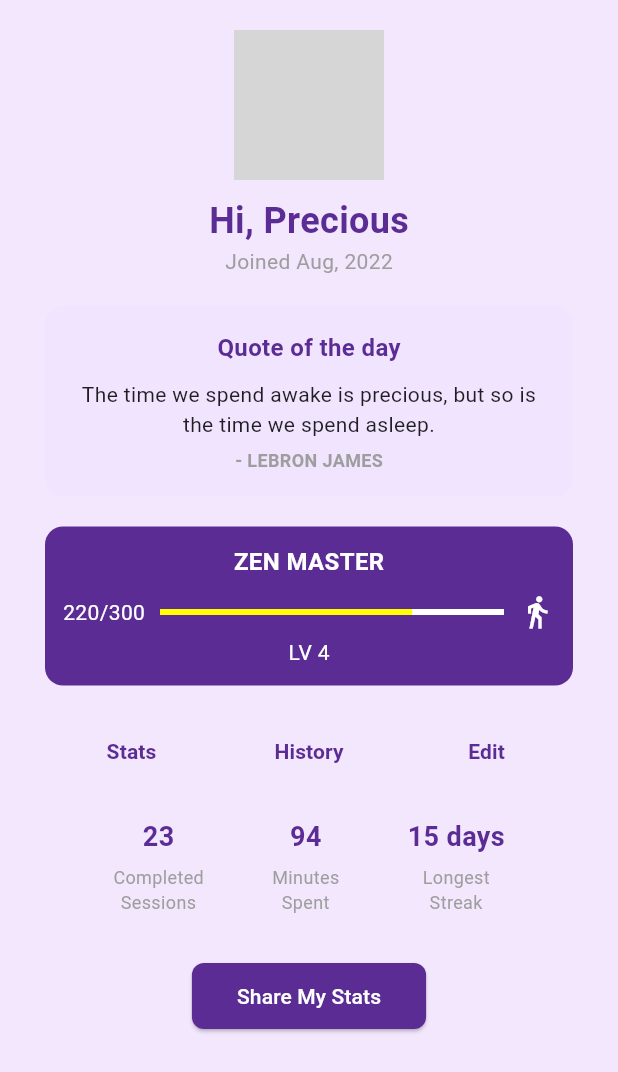
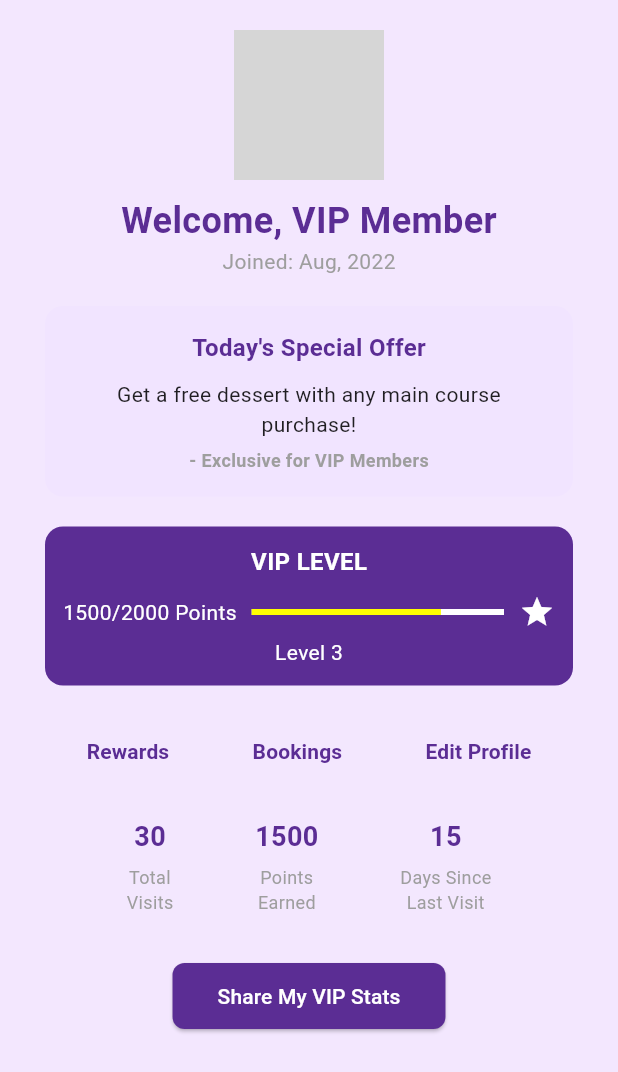
Before and after one commit to MaiAnh-sin/Goup12-lap-trinh-thiet-bi-di-dong, a Flutter app: the UserProfilePage screen opened directly, on a phone screen of 412 x 824 dp. Shown: the top 1072 px of the screen. Run offline on Flutter 3.47's test engine with Material 3 defaults, Android fonts, the phone set to English and light mode, and no system bars; our stand-ins replace dash_chat_2, flutter_gemini, geolocator, google_maps_flutter, permission_handler; grey boxes are pictures that could not be loaded.

Commit message:
Hưng up date profile dart

```diff
--- a/lib/profile.dart
+++ b/lib/profile.dart
@@ -22,7 +22,7 @@ class _UserProfilePageState extends State<UserProfilePage> {
             ),
             SizedBox(height: 10),
             Text(
-              "Hi, Precious",
+              "Welcome, VIP Member",
               style: TextStyle(
                 fontSize: 24,
                 fontWeight: FontWeight.bold,
@@ -30,7 +30,7 @@ class _UserProfilePageState extends State<UserProfilePage> {
               ),
             ),
             Text(
-              "Joined Aug, 2022",
+              "Joined: Aug, 2022",
               style: TextStyle(
                 fontSize: 14,
                 color: Colors.grey,
@@ -38,7 +38,7 @@ class _UserProfilePageState extends State<UserProfilePage> {
             ),
             SizedBox(height: 20),
 
-            // Quote of the Day
+            // Special Message or Offer of the Day
             Padding(
               padding: EdgeInsets.symmetric(horizontal: 30),
               child: Container(
@@ -50,7 +50,7 @@ class _UserProfilePageState extends State<UserProfilePage> {
                 child: Column(
                   children: [
                     Text(
-                      "Quote of the day",
+                      "Today's Special Offer",
                       style: TextStyle(
                         fontSize: 16,
                         color: Color(0xFF5B2D94),
@@ -59,13 +59,13 @@ class _UserProfilePageState extends State<UserProfilePage> {
                     ),
                     SizedBox(height: 10),
                     Text(
-                      "The time we spend awake is precious, but so is the time we spend asleep.",
+                      "Get a free dessert with any main course purchase!",
                       textAlign: TextAlign.center,
                       style: TextStyle(fontSize: 14, color: Colors.black87),
                     ),
                     SizedBox(height: 5),
                     Text(
-                      "- LEBRON JAMES",
+                      "- Exclusive for VIP Members",
                       style: TextStyle(
                         fontSize: 12,
                         fontWeight: FontWeight.w600,
@@ -78,7 +78,7 @@ class _UserProfilePageState extends State<UserProfilePage> {
             ),
             SizedBox(height: 20),
 
-            // Zen Master Progress
+            // VIP Level Progress
             Padding(
               padding: EdgeInsets.symmetric(horizontal: 30),
               child: Container(
@@ -90,7 +90,7 @@ class _UserProfilePageState extends State<UserProfilePage> {
                 child: Column(
                   children: [
                     Text(
-                      "ZEN MASTER",
+                      "VIP LEVEL",
                       style: TextStyle(
                         fontSize: 16,
                         color: Colors.white,
@@ -102,24 +102,24 @@ class _UserProfilePageState extends State<UserProfilePage> {
                       mainAxisAlignment: MainAxisAlignment.center,
                       children: [
                         Text(
-                          "220/300",
+                          "1500/2000 Points",
                           style: TextStyle(color: Colors.white),
                         ),
                         SizedBox(width: 10),
                         Expanded(
                           child: LinearProgressIndicator(
-                            value: 220 / 300,
+                            value: 1500 / 2000,
                             color: Colors.yellowAccent,
                             backgroundColor: Colors.white,
                           ),
                         ),
                         SizedBox(width: 10),
-                        Icon(Icons.directions_walk, color: Colors.white),
+                        Icon(Icons.star, color: Colors.white),
                       ],
                     ),
                     SizedBox(height: 5),
                     Text(
-                      "LV 4",
+                      "Level 3",
                       style: TextStyle(color: Colors.white),
                     ),
                   ],
@@ -128,29 +128,29 @@ class _UserProfilePageState extends State<UserProfilePage> {
             ),
             SizedBox(height: 20),
 
-            // Stats, History, Edit Buttons
+            // Rewards, Booking History, and Edit Buttons
             Padding(
               padding: EdgeInsets.symmetric(horizontal: 30),
               child: Row(
                 mainAxisAlignment: MainAxisAlignment.spaceAround,
                 children: [
-                  _buildButton("Stats"),
-                  _buildButton("History"),
-                  _buildButton("Edit"),
+                  _buildButton("Rewards"),
+                  _buildButton("Bookings"),
+                  _buildButton("Edit Profile"),
                 ],
               ),
             ),
             SizedBox(height: 20),
 
-            // Session Stats
+            // Stats for Restaurant Visits
             Padding(
               padding: EdgeInsets.symmetric(horizontal: 30),
               child: Row(
                 mainAxisAlignment: MainAxisAlignment.spaceEvenly,
                 children: [
-                  _buildStatsColumn("23", "Completed\nSessions"),
-                  _buildStatsColumn("94", "Minutes\nSpent"),
-                  _buildStatsColumn("15 days", "Longest\nStreak"),
+                  _buildStatsColumn("30", "Total\nVisits"),
+                  _buildStatsColumn("1500", "Points\nEarned"),
+                  _buildStatsColumn("15", "Days Since\nLast Visit"),
                 ],
               ),
             ),
@@ -169,7 +169,7 @@ class _UserProfilePageState extends State<UserProfilePage> {
                 // Share stats action
               },
               child: Text(
-                "Share My Stats",
+                "Share My VIP Stats",
                 style: TextStyle(color: Colors.white),
               ),
             ),
```
